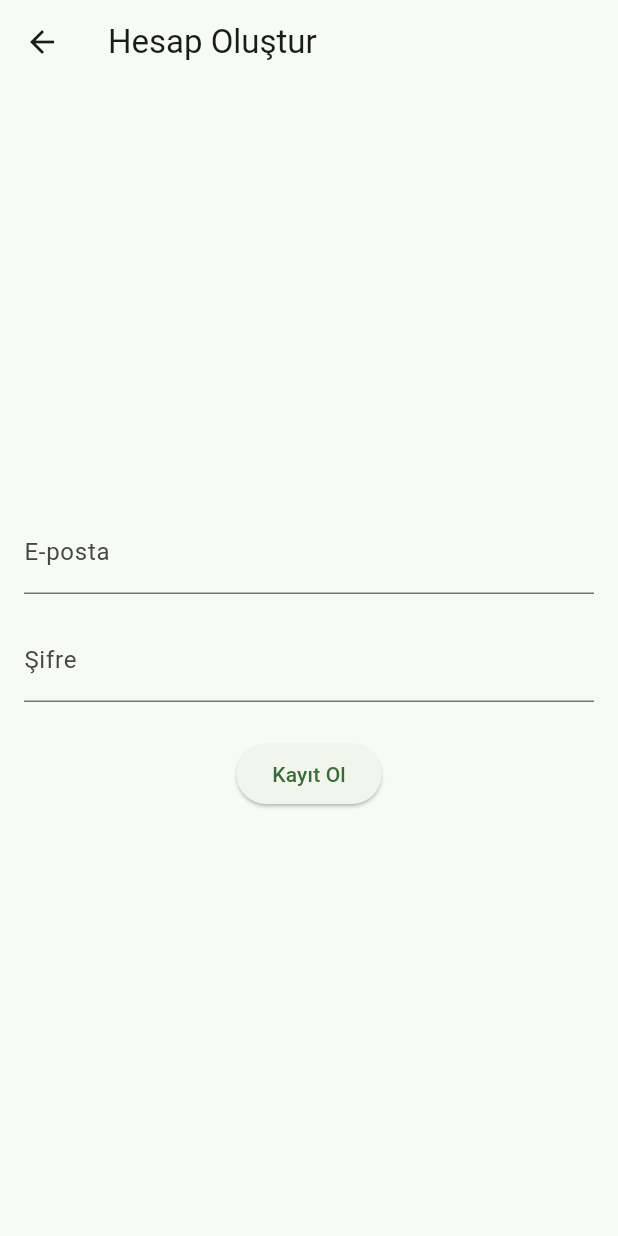
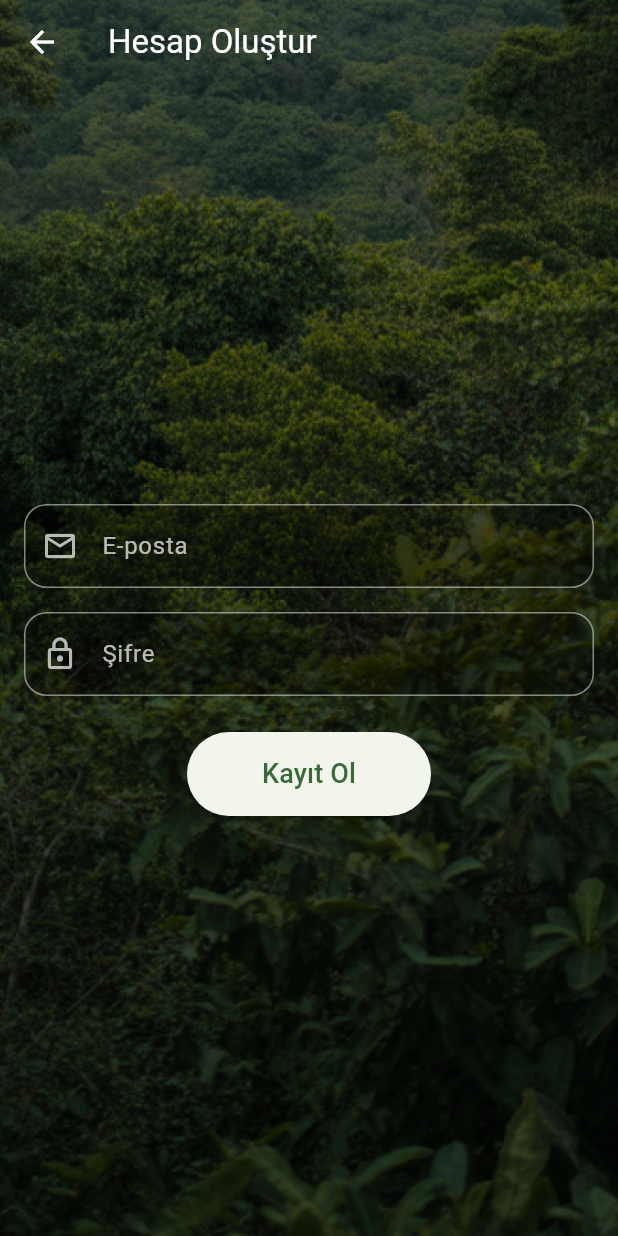
Before and after one commit to egeylmz/gelecege_kos, a Flutter app: the RegisterPage screen opened directly, on a phone screen of 412 x 824 dp. Run offline on Flutter 3.47's test engine with Material 3 defaults, Android fonts, the phone set to English and light mode, and no system bars; our stand-ins replace cloud_firestore, firebase_auth, firebase_core, flutter_svg, google_sign_in; accounts and stored records are empty.

Commit message:
register page UI updated

```diff
--- a/lib/pages/register_page.dart
+++ b/lib/pages/register_page.dart
@@ -1,6 +1,6 @@
 import 'package:flutter/material.dart';
 import 'package:firebase_auth/firebase_auth.dart';
-import 'home_page.dart'; // Kayıt sonrası ana sayfaya yönlendirme için
+import 'home_page.dart';
 
 class RegisterPage extends StatefulWidget {
   const RegisterPage({super.key});
@@ -32,7 +32,6 @@ class _RegisterPageState extends State<RegisterPage> {
         password: _passwordController.text.trim(),
       );
 
-      // Kayıt başarılı olursa ana sayfaya yönlendir
       if (mounted) {
         Navigator.of(context).pushAndRemoveUntil(
           MaterialPageRoute(builder: (context) => const HomePage(title: 'Geleceğe Koş')),
@@ -40,7 +39,6 @@ class _RegisterPageState extends State<RegisterPage> {
         );
       }
     } on FirebaseAuthException catch (e) {
-      // Hata mesajlarını kullanıcı dostu hale getir
       if (e.code == 'weak-password') {
         _errorMessage = 'Şifre çok zayıf.';
       } else if (e.code == 'email-already-in-use') {
@@ -63,12 +61,31 @@ class _RegisterPageState extends State<RegisterPage> {
 
   @override
   Widget build(BuildContext context) {
-    return Scaffold(
+    return Stack(
+      children: [
+        Positioned.fill(
+          child: Image.asset(
+            'assets/icons/login_background.png',
+            fit: BoxFit.cover,
+            errorBuilder: (context, error, stackTrace) {
+              return Container(
+                color: Colors.grey,
+                child: const Center(child: Text("Arka plan resmi yüklenemedi")),
+              );
+            },
+          ),
+        ),
+
+        Scaffold(
+          backgroundColor: Colors.transparent,
           appBar: AppBar(
-        title: const Text('Hesap Oluştur'),
+            backgroundColor: Colors.transparent,
+            elevation: 0,
+            iconTheme: const IconThemeData(color: Colors.white),
+            title: const Text('Hesap Oluştur', style: TextStyle(color: Colors.white)),
           ),
           body: Center(
-        child: Padding(
+            child: SingleChildScrollView(
               padding: const EdgeInsets.all(16.0),
               child: Form(
                 key: _formKey,
@@ -77,8 +94,31 @@ class _RegisterPageState extends State<RegisterPage> {
                   children: <Widget>[
                     TextFormField(
                       controller: _emailController,
-                  decoration: const InputDecoration(labelText: 'E-posta'),
                       keyboardType: TextInputType.emailAddress,
+                      style: const TextStyle(color: Colors.white),
+                      decoration: InputDecoration(
+                        labelText: 'E-posta',
+                        labelStyle: TextStyle(color: Colors.white.withOpacity(0.7)),
+                        prefixIcon: const Icon(Icons.email_outlined, color: Colors.white70),
+                        filled: true,
+                        fillColor: Colors.black.withOpacity(0.3),
+                        enabledBorder: OutlineInputBorder(
+                          borderRadius: BorderRadius.circular(15),
+                          borderSide: BorderSide(color: Colors.white.withOpacity(0.5)),
+                        ),
+                        focusedBorder: OutlineInputBorder(
+                          borderRadius: BorderRadius.circular(15),
+                          borderSide: const BorderSide(color: Colors.white),
+                        ),
+                        errorBorder: OutlineInputBorder(
+                          borderRadius: BorderRadius.circular(15),
+                          borderSide: const BorderSide(color: Colors.red),
+                        ),
+                        focusedErrorBorder: OutlineInputBorder(
+                          borderRadius: BorderRadius.circular(15),
+                          borderSide: const BorderSide(color: Colors.red),
+                        ),
+                      ),
                       validator: (value) {
                         if (value == null || value.isEmpty || !value.contains('@')) {
                           return 'Lütfen geçerli bir e-posta girin.';
@@ -89,8 +129,31 @@ class _RegisterPageState extends State<RegisterPage> {
                     const SizedBox(height: 16),
                     TextFormField(
                       controller: _passwordController,
-                  decoration: const InputDecoration(labelText: 'Şifre'),
                       obscureText: true,
+                      style: const TextStyle(color: Colors.white),
+                      decoration: InputDecoration(
+                        labelText: 'Şifre',
+                        labelStyle: TextStyle(color: Colors.white.withOpacity(0.7)),
+                        prefixIcon: const Icon(Icons.lock_outline, color: Colors.white70),
+                        filled: true,
+                        fillColor: Colors.black.withOpacity(0.3),
+                        enabledBorder: OutlineInputBorder(
+                          borderRadius: BorderRadius.circular(15),
+                          borderSide: BorderSide(color: Colors.white.withOpacity(0.5)),
+                        ),
+                        focusedBorder: OutlineInputBorder(
+                          borderRadius: BorderRadius.circular(15),
+                          borderSide: const BorderSide(color: Colors.white),
+                        ),
+                        errorBorder: OutlineInputBorder(
+                          borderRadius: BorderRadius.circular(15),
+                          borderSide: const BorderSide(color: Colors.red),
+                        ),
+                        focusedErrorBorder: OutlineInputBorder(
+                          borderRadius: BorderRadius.circular(15),
+                          borderSide: const BorderSide(color: Colors.red),
+                        ),
+                      ),
                       validator: (value) {
                         if (value == null || value.isEmpty || value.length < 6) {
                           return 'Şifre en az 6 karakter olmalıdır.';
@@ -100,19 +163,32 @@ class _RegisterPageState extends State<RegisterPage> {
                     ),
                     const SizedBox(height: 24),
                     if (_isLoading)
-                  const CircularProgressIndicator()
+                      const CircularProgressIndicator(color: Colors.white)
                     else
                       ElevatedButton(
                         onPressed: _register,
-                    child: const Text('Kayıt Ol'),
+                        style: ElevatedButton.styleFrom(
+                          padding: const EdgeInsets.symmetric(horizontal: 50, vertical: 15),
+                          shape: RoundedRectangleBorder(
+                            borderRadius: BorderRadius.circular(30),
+                          ),
+                        ),
+                        child: const Text('Kayıt Ol', style: TextStyle(fontSize: 18)),
                       ),
                     if (_errorMessage.isNotEmpty)
                       Padding(
                         padding: const EdgeInsets.only(top: 16.0),
+                        child: Container(
+                          padding: const EdgeInsets.all(8.0),
+                          decoration: BoxDecoration(
+                            color: Colors.white.withOpacity(0.9),
+                            borderRadius: BorderRadius.circular(8),
+                          ),
                           child: Text(
                             _errorMessage,
                             style: const TextStyle(color: Colors.red),
                             textAlign: TextAlign.center,
+                          ),
                         ),
                       ),
                   ],
@@ -120,6 +196,8 @@ class _RegisterPageState extends State<RegisterPage> {
               ),
             ),
           ),
+        ),
+      ],
     );
   }
 }
```
Lines whose indentation alone changed are shown as unchanged.
